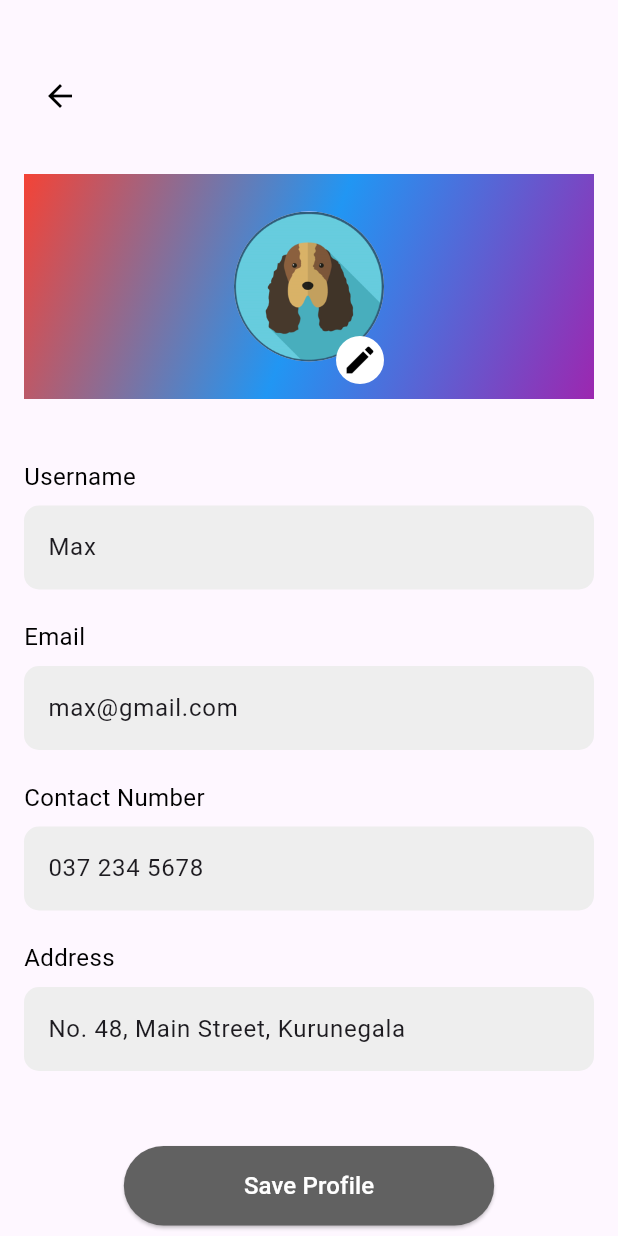
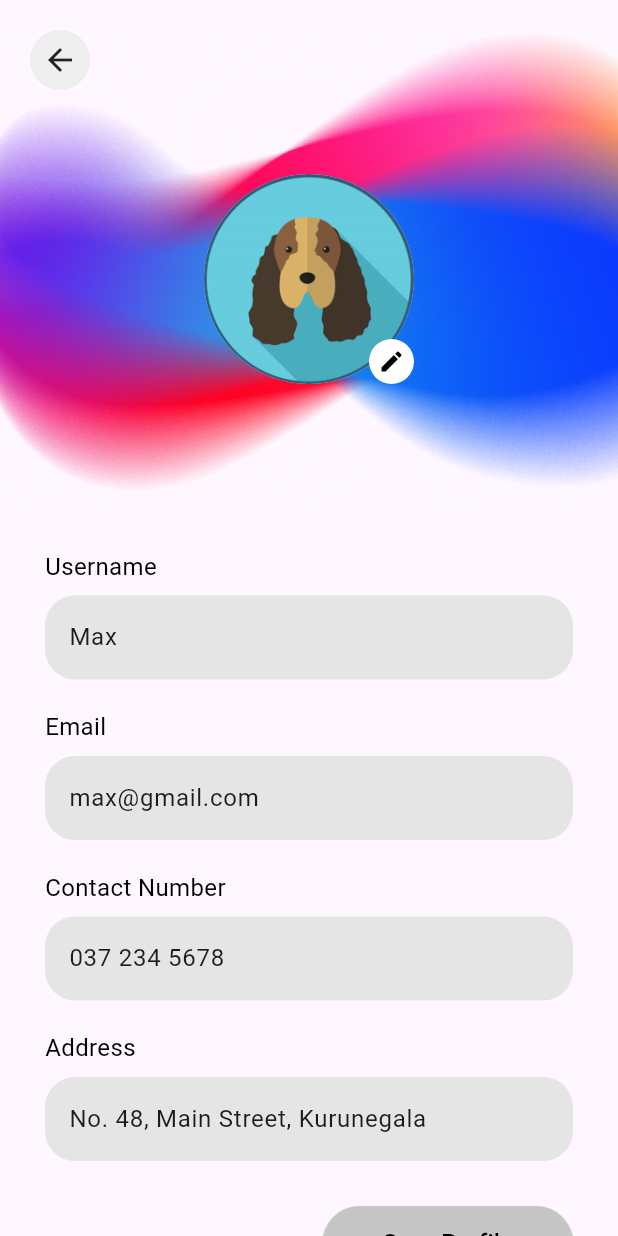
Before and after one commit to Shaliha07/petshop, a Flutter app: the EditProfilePage screen opened directly, after a tap on "Save Profile", on a phone screen of 412 x 824 dp. Run offline on Flutter 3.47's test engine with Material 3 defaults, Android fonts, the phone set to English and light mode, and no system bars.

Commit message:
GetStarted - Done. Products - Done.
Appointments - Done
confirm appointment - Done.
 Profile - Done.
 edit profile - Done.

```diff
--- a/lib/edit_profile_page.dart
+++ b/lib/edit_profile_page.dart
@@ -32,41 +32,48 @@ class _EditProfilePageState extends State<EditProfilePage> {
       child: Scaffold(
         body: Stack(
           children: [
+            Container(
+              height: 350,
+              width: 900,
+              decoration: const BoxDecoration(
+                image: DecorationImage(
+                  image: AssetImage('images/gradient.png'),
+                  fit: BoxFit.cover,
+                ),
+              ),
+            ),
             SingleChildScrollView(
-              padding: const EdgeInsets.all(16.0),
+              padding:
+                  const EdgeInsets.symmetric(vertical: 16.0, horizontal: 30),
               child: Column(
                 children: [
                   const SizedBox(height: 100),
                   Stack(
                     alignment: Alignment.center,
                     children: [
-                      Container(
-                        height: 150,
-                        width: double.infinity,
-                        decoration: const BoxDecoration(
-                          gradient: LinearGradient(
-                            colors: [Colors.red, Colors.blue, Colors.purple],
-                            begin: Alignment.topLeft,
-                            end: Alignment.bottomRight,
+                      const CircleAvatar(
+                        radius: 70,
+                        backgroundImage: AssetImage('images/user_avatar.png'),
+                      ),
+                      Positioned(
+                        bottom: 0,
+                        right: 0,
+                        child: GestureDetector(
+                          onTap: () {},
+                          child: const CircleAvatar(
+                            radius: 15,
+                            backgroundColor: Colors.white,
+                            child: Icon(
+                              Icons.edit,
+                              size: 18,
+                              color: Colors.black,
                             ),
                           ),
-                      ),
-                      const CircleAvatar(
-                        radius: 50,
-                        backgroundImage: AssetImage('images/user_avatar.png'),
-                      ),
-                      const Positioned(
-                        bottom: 10,
-                        right: 140,
-                        child: CircleAvatar(
-                          radius: 16,
-                          backgroundColor: Colors.white,
-                          child: Icon(Icons.edit, color: Colors.black),
                         ),
                       ),
                     ],
                   ),
-                  const SizedBox(height: 30),
+                  const SizedBox(height: 100),
                   buildProfileTextField(
                       label: 'Username', controller: usernameController),
                   buildProfileTextField(
@@ -75,36 +82,50 @@ class _EditProfilePageState extends State<EditProfilePage> {
                       label: 'Contact Number', controller: contactController),
                   buildProfileTextField(
                       label: 'Address', controller: addressController),
-                  const SizedBox(height: 40),
-                  ElevatedButton(
+                  const SizedBox(height: 20),
+                  Container(
+                    alignment: Alignment.centerRight,
+                    child: ElevatedButton(
                       onPressed: () {
-                      print('Username: ${usernameController.text}');
-                      print('Email: ${emailController.text}');
-                      print('Contact: ${contactController.text}');
-                      print('Address: ${addressController.text}');
+                        Text('Username: ${usernameController.text}');
+                        Text('Email: ${emailController.text}');
+                        Text('Contact: ${contactController.text}');
+                        Text('Address: ${addressController.text}');
                       },
                       style: ElevatedButton.styleFrom(
-                      backgroundColor: Colors.grey[700],
+                        backgroundColor: const Color(0xffC6C6C6),
                         padding: const EdgeInsets.symmetric(
-                          horizontal: 80, vertical: 15),
+                            horizontal: 40, vertical: 13),
                       ),
                       child: const Text(
                         'Save Profile',
-                      style: TextStyle(color: Colors.white, fontSize: 16),
+                        style: TextStyle(color: Colors.black, fontSize: 16),
+                      ),
                     ),
                   ),
                 ],
               ),
             ),
-            // Custom Back Button
             Positioned(
-              top: 40,
-              left: 16,
-              child: IconButton(
-                icon: const Icon(Icons.arrow_back, color: Colors.black),
-                onPressed: () {
+              top: 20,
+              left: 20,
+              child: GestureDetector(
+                onTap: () {
                   Navigator.pop(context);
                 },
+                child: Container(
+                  decoration: BoxDecoration(
+                    color: Colors.grey[200],
+                    shape: BoxShape.circle,
+                  ),
+                  child: Padding(
+                    padding: const EdgeInsets.all(8.0),
+                    child: Icon(
+                      Icons.arrow_back,
+                      color: Colors.grey[900],
+                    ),
+                  ),
+                ),
               ),
             ),
           ],
@@ -128,9 +149,9 @@ class _EditProfilePageState extends State<EditProfilePage> {
           TextField(
             decoration: InputDecoration(
               filled: true,
-              fillColor: Colors.grey[200],
+              fillColor: const Color(0xffE5E5E5),
               border: OutlineInputBorder(
-                borderRadius: BorderRadius.circular(10.0),
+                borderRadius: BorderRadius.circular(20),
                 borderSide: BorderSide.none,
               ),
             ),
```
Also changed, not shown: images/gradient.png (added). Lines whose indentation alone changed are shown as unchanged.
